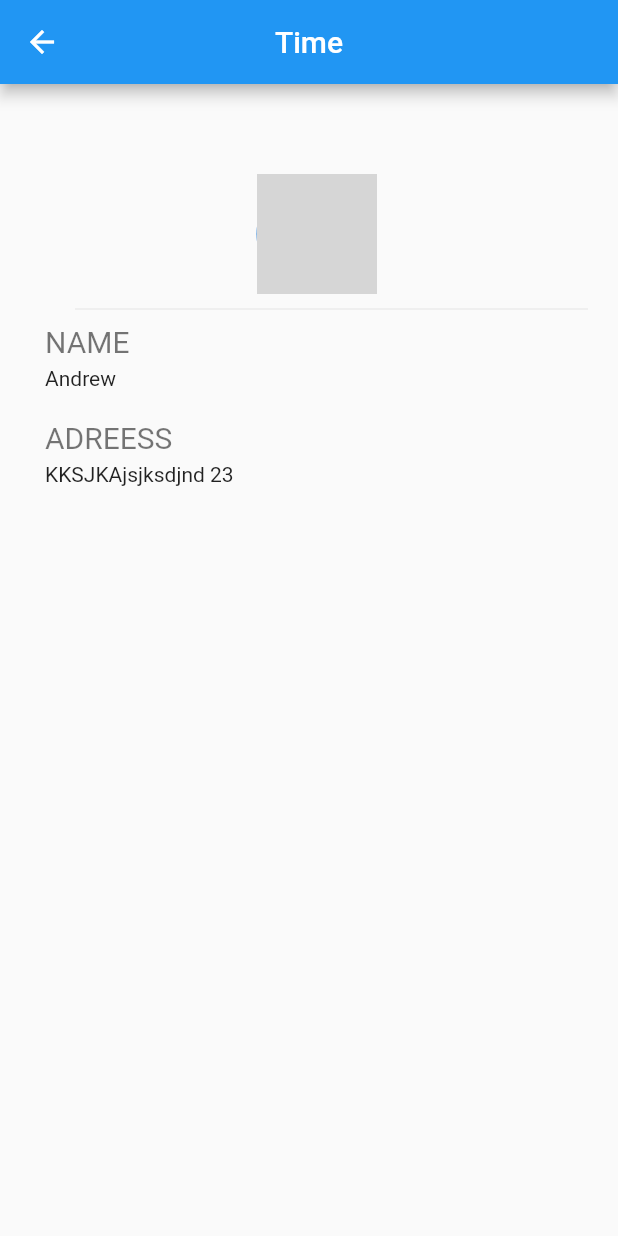
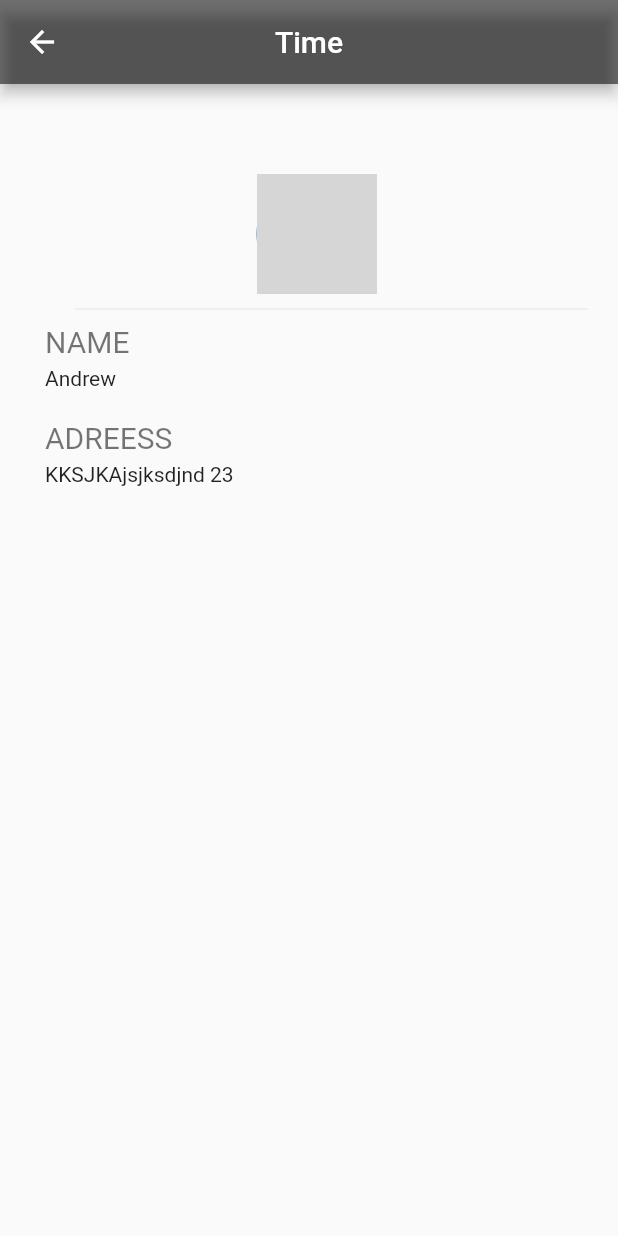
Before and after one commit to AnjanaKJ/WOW-gdsc, a Flutter app: the profile screen opened by its route, on a phone screen of 412 x 824 dp. Run offline on Flutter 3.47's test engine with Material 2 defaults, Android fonts, the light colour scheme and no system bars; network calls fail; grey boxes are pictures that could not be loaded.

Commit message:
Update profile.dart

```diff
--- a/wowpro/lib/profile.dart
+++ b/wowpro/lib/profile.dart
@@ -14,6 +14,7 @@ class _profileState extends State<profile> {
       appBar: AppBar(
         title: const Text("Time"),
         centerTitle: true,
+        backgroundColor:Colors.black54,
       ),
       body: Padding(
         padding: const EdgeInsets.fromLTRB(30.0, 40.0, 20.0, 20.0),
```
